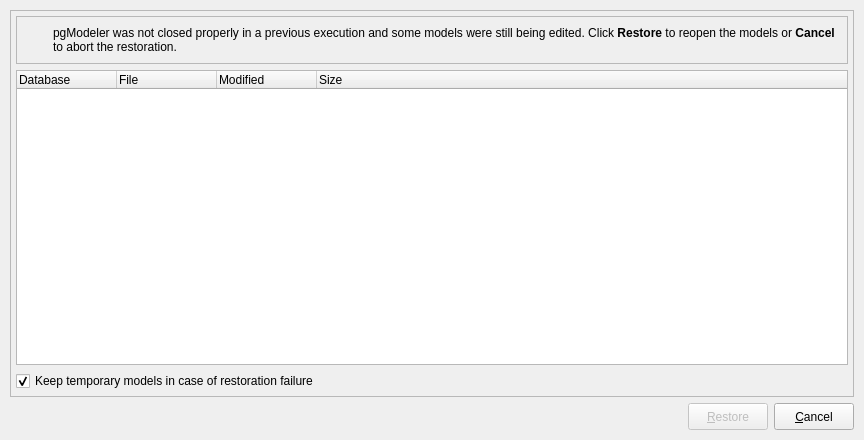
Before: the Qt Designer form libs/libgui/ui/tools/modelrestorationform.ui in pgmodeler/pgmodeler, drawn with Qt 5.
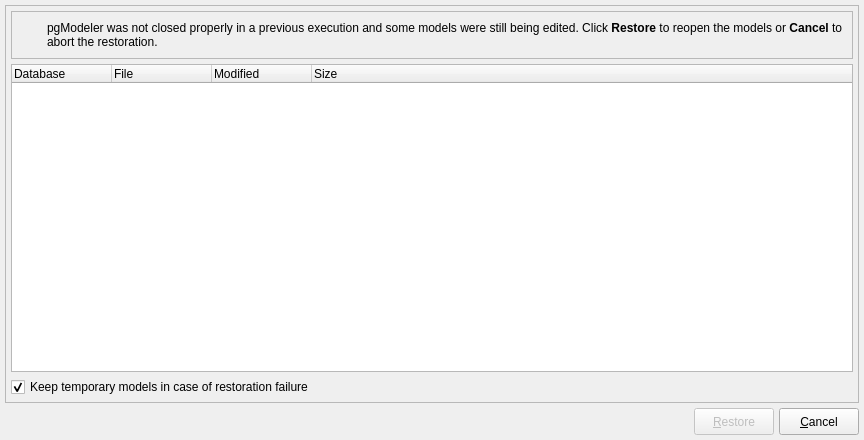
After: the same form once the commit is applied. Icons and pictures are not drawn.

Patch:
```diff
--- a/libs/libgui/ui/tools/modelrestorationform.ui
+++ b/libs/libgui/ui/tools/modelrestorationform.ui
@@ -40,16 +40,19 @@
   </property>
   <layout class="QGridLayout" name="gridLayout_3">
    <property name="leftMargin">
-    <number>10</number>
+    <number>5</number>
    </property>
    <property name="topMargin">
-    <number>10</number>
+    <number>5</number>
    </property>
    <property name="rightMargin">
-    <number>10</number>
+    <number>5</number>
    </property>
    <property name="bottomMargin">
-    <number>10</number>
+    <number>5</number>
+   </property>
+   <property name="spacing">
+    <number>5</number>
    </property>
    <item row="1" column="4">
     <widget class="QPushButton" name="restore_btn">
@@ -141,6 +144,9 @@
       <property name="bottomMargin">
        <number>5</number>
       </property>
+      <property name="spacing">
+       <number>5</number>
+      </property>
       <item row="0" column="0">
        <widget class="QFrame" name="alert_frm">
         <property name="sizePolicy">
@@ -174,6 +180,9 @@
          <property name="bottomMargin">
           <number>5</number>
          </property>
+         <property name="spacing">
+          <number>5</number>
+         </property>
          <item row="0" column="0">
           <widget class="QLabel" name="icon_lbl">
            <property name="minimumSize">
@@ -226,7 +235,7 @@
       <item row="2" column="0">
        <layout class="QGridLayout" name="gridLayout_2">
         <property name="spacing">
-         <number>2</number>
+         <number>5</number>
         </property>
         <item row="0" column="0" colspan="2">
          <widget class="QCheckBox" name="keep_models_chk">
```
